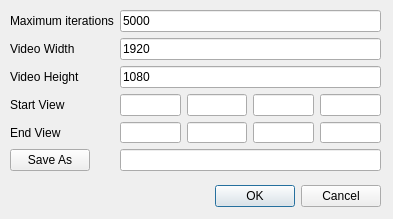
First picture: the form in exportvideodialog.ui, repository QlowB/Almond, before the edit.
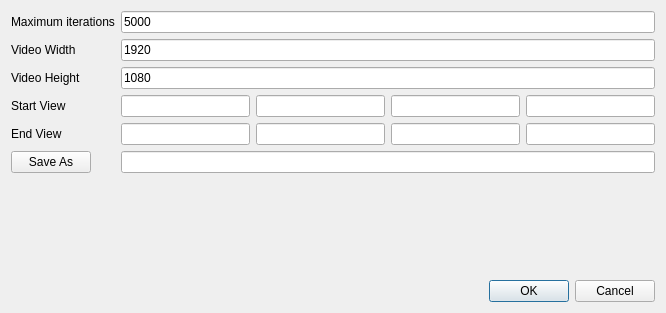
Second picture: the form after the edit.

Diff of the .ui file:
```diff
--- a/exportvideodialog.ui
+++ b/exportvideodialog.ui
@@ -6,39 +6,19 @@
    <rect>
     <x>0</x>
     <y>0</y>
-    <width>393</width>
-    <height>219</height>
+    <width>666</width>
+    <height>313</height>
    </rect>
   </property>
   <property name="windowTitle">
    <string>Dialog</string>
   </property>
-  <widget class="QDialogButtonBox" name="buttonBox">
-   <property name="geometry">
-    <rect>
-     <x>40</x>
-     <y>180</y>
-     <width>341</width>
-     <height>32</height>
-    </rect>
-   </property>
-   <property name="orientation">
-    <enum>Qt::Horizontal</enum>
-   </property>
-   <property name="standardButtons">
-    <set>QDialogButtonBox::Cancel|QDialogButtonBox::Ok</set>
-   </property>
-  </widget>
-  <widget class="QWidget" name="formLayoutWidget">
-   <property name="geometry">
-    <rect>
-     <x>10</x>
-     <y>10</y>
-     <width>371</width>
-     <height>161</height>
-    </rect>
-   </property>
+  <layout class="QVBoxLayout" name="verticalLayout">
+   <item>
    <layout class="QFormLayout" name="formLayout">
+     <property name="sizeConstraint">
+      <enum>QLayout::SetMinimumSize</enum>
+     </property>
     <item row="0" column="0">
      <widget class="QLabel" name="label">
       <property name="text">
@@ -89,7 +69,14 @@
      </widget>
     </item>
     <item row="5" column="1">
-     <widget class="QLineEdit" name="savePath"/>
+      <widget class="QLineEdit" name="savePath">
+       <property name="minimumSize">
+        <size>
+         <width>400</width>
+         <height>0</height>
+        </size>
+       </property>
+      </widget>
     </item>
     <item row="3" column="0">
      <widget class="QLabel" name="label_4">
@@ -138,7 +125,24 @@
      </layout>
     </item>
    </layout>
-  </widget>
+   </item>
+   <item>
+    <widget class="QDialogButtonBox" name="buttonBox">
+     <property name="sizePolicy">
+      <sizepolicy hsizetype="Ignored" vsizetype="Fixed">
+       <horstretch>0</horstretch>
+       <verstretch>0</verstretch>
+      </sizepolicy>
+     </property>
+     <property name="orientation">
+      <enum>Qt::Horizontal</enum>
+     </property>
+     <property name="standardButtons">
+      <set>QDialogButtonBox::Cancel|QDialogButtonBox::Ok</set>
+     </property>
+    </widget>
+   </item>
+  </layout>
  </widget>
  <resources/>
  <connections>
```
Lines whose indentation alone changed are shown as unchanged.
